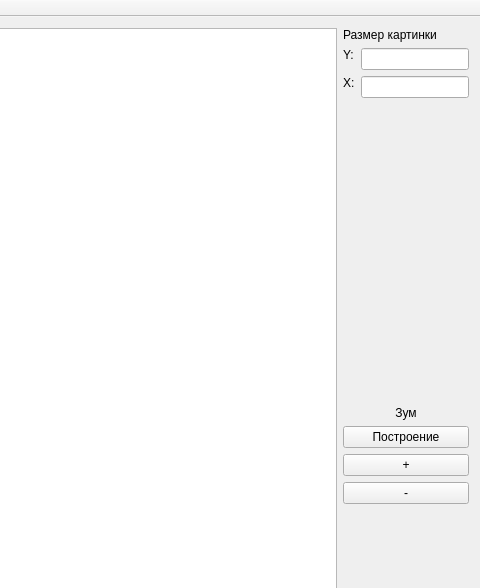
The window that mainwindow.ui (pivleonid/rgb) describes before a commit, drawn with Qt 5; both pictures show x 684 to 1164 and y 0 to 588 of the 1164 by 838 pixel window.
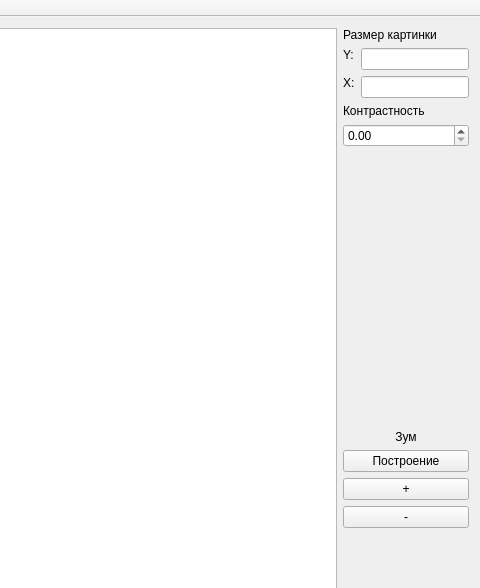
The same window after the commit.

Commit message: Porog отвечает за контрастность

```diff
--- a/mainwindow.ui
+++ b/mainwindow.ui
@@ -118,6 +118,36 @@
         </item>
        </layout>
       </item>
+      <item>
+       <widget class="QLabel" name="label_8">
+        <property name="enabled">
+         <bool>true</bool>
+        </property>
+        <property name="sizePolicy">
+         <sizepolicy hsizetype="Fixed" vsizetype="Preferred">
+          <horstretch>5</horstretch>
+          <verstretch>0</verstretch>
+         </sizepolicy>
+        </property>
+        <property name="maximumSize">
+         <size>
+          <width>200</width>
+          <height>16777215</height>
+         </size>
+        </property>
+        <property name="font">
+         <font>
+          <pointsize>9</pointsize>
+         </font>
+        </property>
+        <property name="text">
+         <string>Контрастность</string>
+        </property>
+       </widget>
+      </item>
+      <item>
+       <widget class="QDoubleSpinBox" name="doubleSpinBox"/>
+      </item>
       <item>
        <spacer name="verticalSpacer_2">
         <property name="enabled">
```
The commit also changes 8 other files.
